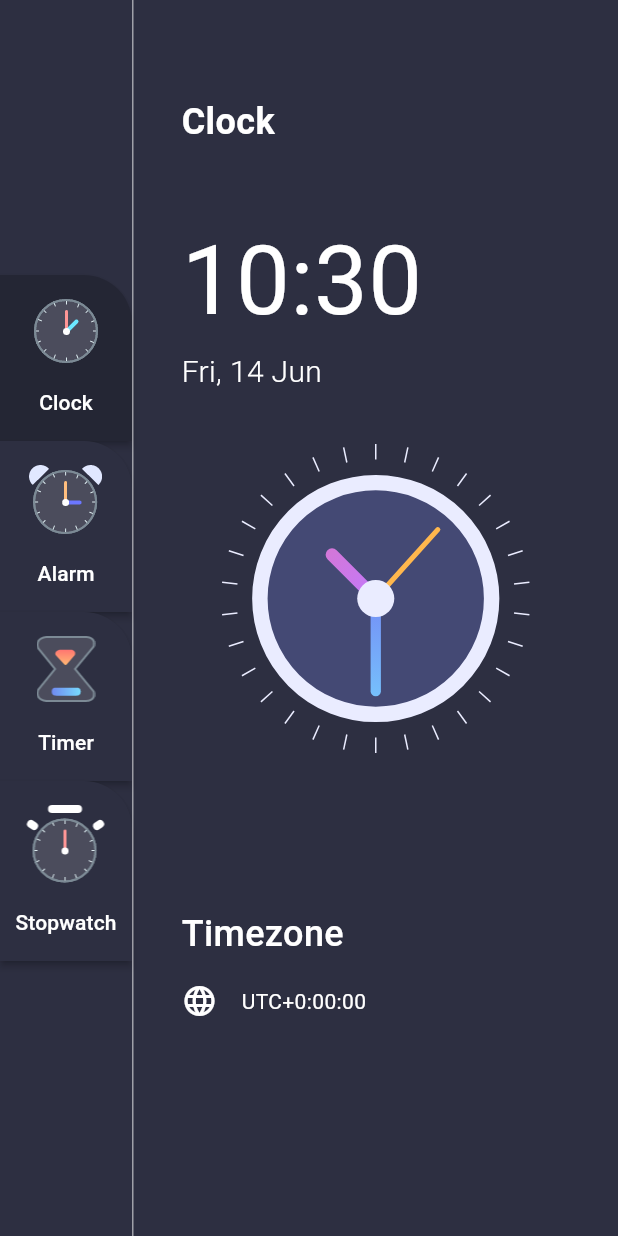
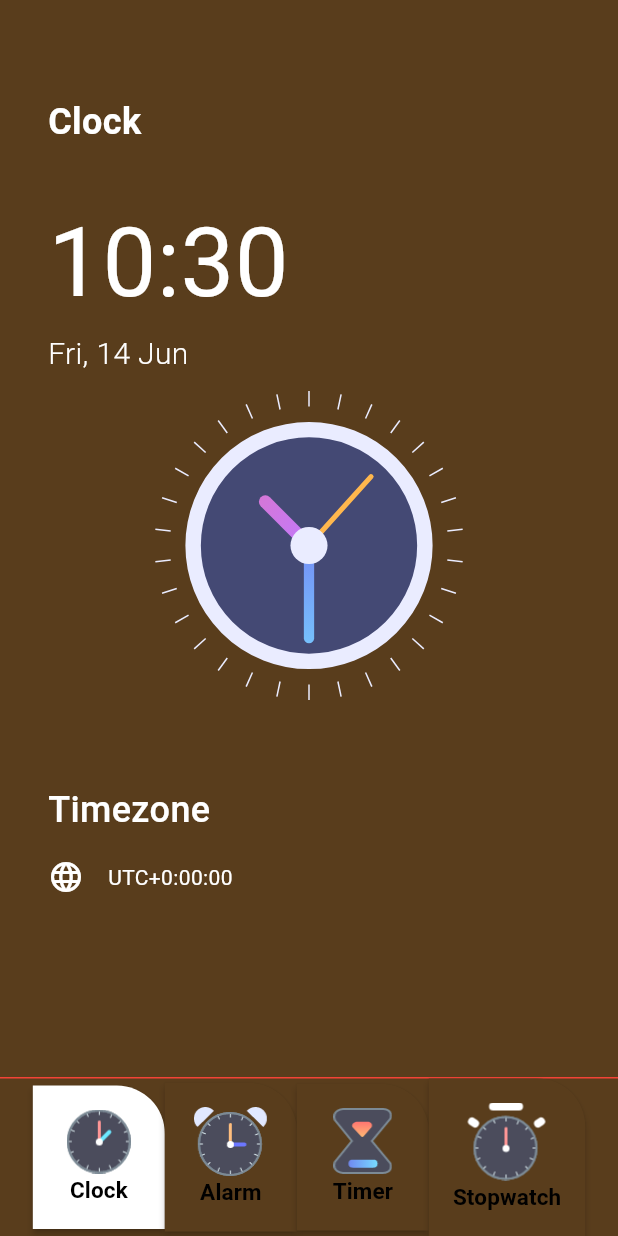
Before and after one commit to Dani-abera/Flutter_Clock_Alarm_project, a Flutter app: the screen it shows after launch, on a phone screen of 412 x 824 dp. Run offline on Flutter 3.47's test engine with Material 3 defaults, Android fonts, the phone set to English and light mode, and no system bars; our stand-ins replace dotted_border, flutter_local_notifications, sqflite, timezone; accounts and stored records are empty; Roboto replaces fonts that are missing (avenir).

Commit message:
The menu bar modified

```diff
--- a/lib/app/data/theme_data.dart
+++ b/lib/app/data/theme_data.dart
@@ -2,9 +2,10 @@ import 'package:flutter/material.dart';
 
 class CustomColors {
   static Color primaryTextColor = Colors.white;
-  static Color dividerColor = Colors.white54;
-  static Color pageBackgroundColor = Color(0xFF2D2F41);
-  static Color menuBackgroundColor = Color(0xFF242634);
+  static Color seconderyTextColor = Colors.black;
+  static Color dividerColor = Colors.red;
+  static Color pageBackgroundColor = Color.fromARGB(255, 89, 61, 28);
+  static Color menuBackgroundColor = Colors.white;
 
   static Color clockBG = Color(0xFF444974);
   static Color clockOutline = Color(0xFFEAECFF);
--- a/lib/app/modules/homepage.dart
+++ b/lib/app/modules/homepage.dart
@@ -17,16 +17,10 @@ class _HomePageState extends State<HomePage> {
   Widget build(BuildContext context) {
     return Scaffold(
       backgroundColor: CustomColors.pageBackgroundColor,
-      body: Row(
+      body: Column(
         children: <Widget>[
-          Column(
-            mainAxisAlignment: MainAxisAlignment.center,
-            children: menuItems.map((currentMenuInfo) => buildMenuButton(currentMenuInfo)).toList(),
-          ),
-          VerticalDivider(
-            color: CustomColors.dividerColor,
-            width: 1,
-          ),
+
+
           Expanded(
             child: Consumer<MenuInfo>(
               builder: (BuildContext context, MenuInfo value, Widget? child) {
@@ -35,8 +29,10 @@ class _HomePageState extends State<HomePage> {
                 else if (value.menuType == MenuType.alarm)
                   return AlarmPage();
                 else
-                  return Container(
-                    child: RichText(
+                  return Column(
+                    mainAxisAlignment: MainAxisAlignment.center,
+                    children: [
+                      RichText(
                         text: TextSpan(
                           style: TextStyle(fontSize: 20),
                           children: <TextSpan>[
@@ -48,9 +44,18 @@ class _HomePageState extends State<HomePage> {
                           ],
                         ),
                       ),
+                    ],
                   );
               },
             ),
+          ),
+          Divider(
+            color: CustomColors.dividerColor,
+            height: 1,
+          ),
+          Row(
+             mainAxisAlignment: MainAxisAlignment.center,
+             children: menuItems.map((currentMenuInfo) => buildMenuButton(currentMenuInfo)).toList(),
            ),
         ],
       ),
@@ -62,7 +67,7 @@ class _HomePageState extends State<HomePage> {
       builder: (BuildContext context, MenuInfo value, Widget? child) {
         return MaterialButton(
           shape: RoundedRectangleBorder(borderRadius: BorderRadius.only(topRight: Radius.circular(32))),
-          padding: const EdgeInsets.symmetric(vertical: 16.0, horizontal: 0),
+          padding: const EdgeInsets.symmetric(vertical: 16.0, horizontal: 16.0),
           color: currentMenuInfo.menuType == value.menuType ? CustomColors.menuBackgroundColor : CustomColors.pageBackgroundColor,
           onPressed: () {
             var menuInfo = Provider.of<MenuInfo>(context, listen: false);
@@ -74,10 +79,10 @@ class _HomePageState extends State<HomePage> {
                 currentMenuInfo.imageSource!,
                 scale: 1.5,
               ),
-              SizedBox(height: 16),
+              const SizedBox(width: 16),
               Text(
                 currentMenuInfo.title ?? '',
-                style: TextStyle(fontFamily: 'avenir', color: CustomColors.primaryTextColor, fontSize: 14),
+                style: TextStyle(fontFamily: 'avenir', color: CustomColors.seconderyTextColor, fontSize: 15, fontWeight: FontWeight.bold),
               ),
             ],
           ),
```
Lines whose indentation alone changed are shown as unchanged.
